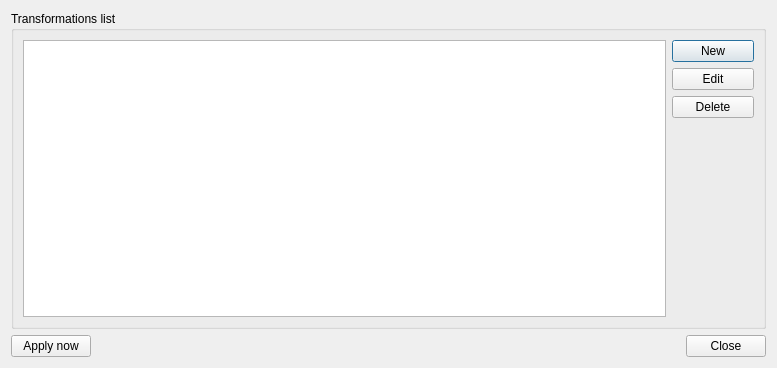
First picture: the form in ui/transformationManager.ui, repository faunalia/transformationtools, before the edit.
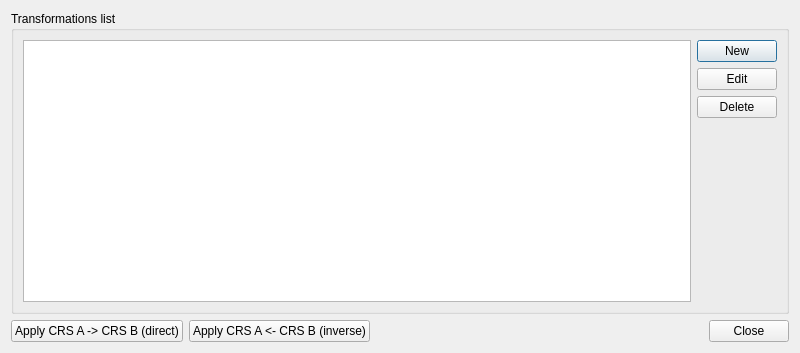
Second picture: the form after the edit.

```diff
--- a/ui/transformationManager.ui
+++ b/ui/transformationManager.ui
@@ -6,15 +6,15 @@
    <rect>
     <x>0</x>
     <y>0</y>
-    <width>777</width>
-    <height>368</height>
+    <width>800</width>
+    <height>353</height>
    </rect>
   </property>
   <property name="windowTitle">
    <string>Manage transformations</string>
   </property>
   <layout class="QGridLayout" name="gridLayout_2">
-   <item row="0" column="0" colspan="2">
+   <item row="0" column="0" colspan="3">
     <widget class="QGroupBox" name="groupBox">
      <property name="title">
       <string>Transformations list</string>
@@ -64,8 +64,8 @@
         </property>
         <property name="sizeHint" stdset="0">
          <size>
-          <width>82</width>
-          <height>179</height>
+          <width>20</width>
+          <height>40</height>
          </size>
         </property>
        </spacer>
@@ -73,14 +73,7 @@
      </layout>
     </widget>
    </item>
-   <item row="1" column="0">
-    <widget class="QPushButton" name="applyBtn">
-     <property name="text">
-      <string>Apply now</string>
-     </property>
-    </widget>
-   </item>
-   <item row="1" column="1">
+   <item row="1" column="2">
     <widget class="QDialogButtonBox" name="buttonBox">
      <property name="orientation">
       <enum>Qt::Horizontal</enum>
@@ -90,6 +83,20 @@
      </property>
     </widget>
    </item>
+   <item row="1" column="0">
+    <widget class="QPushButton" name="applyDirectBtn">
+     <property name="text">
+      <string>Apply CRS A -&gt; CRS B (direct)</string>
+     </property>
+    </widget>
+   </item>
+   <item row="1" column="1">
+    <widget class="QPushButton" name="applyInverseBtn">
+     <property name="text">
+      <string>Apply CRS A &lt;- CRS B (inverse)</string>
+     </property>
+    </widget>
+   </item>
   </layout>
  </widget>
  <resources/>
```
